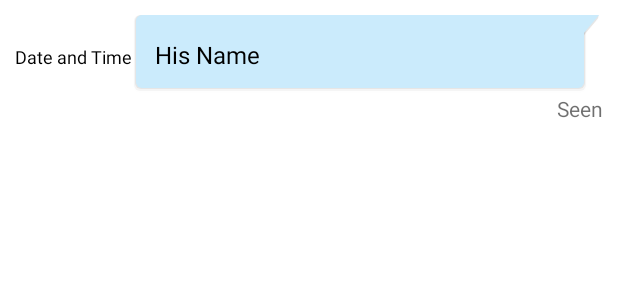
After one commit to naveenrathore50/Crew-Members, an Android app: the layout row_chat_right.xml on its own in the app's theme, with its tools: preview values and no code run, on a phone screen of 412 x 824 dp. The commit adds this screen. Shown: the top 300 px of the screen. Run offline under Robolectric (Android 15) with nearby library versions, the phone set to English and light mode, and no system bars.

Commit message:
Second Commit

```diff
--- /dev/null
+++ b/app/src/main/res/drawable/bg_sender.xml
@@ -0,0 +1,107 @@
+<?xml version="1.0" encoding="utf-8"?>
+<layer-list xmlns:android="http://schemas.android.com/apk/res/android">
+
+    <!--Shadow Layer-->
+
+    <item>
+        <rotate
+            android:fromDegrees="40"
+            android:pivotX="100%"
+            android:pivotY="0%"
+            android:toDegrees="0">
+            <shape android:shape="rectangle">
+                <corners android:radius="4dp" />
+                <padding
+                    android:bottom="1px"
+                    android:left="1px"
+                    android:right="1px" />
+                <solid android:color="#01000000" />
+            </shape>
+        </rotate>
+    </item>
+    <item android:right="10dp">
+        <shape android:shape="rectangle">
+            <corners android:radius="4dp" />
+            <padding
+                android:bottom="1px"
+                android:left="1px"
+                android:right="1px" />
+            <solid android:color="#01000000" />
+        </shape>
+    </item>
+
+    <!--===============-->
+
+    <item>
+        <rotate
+            android:fromDegrees="40"
+            android:pivotX="100%"
+            android:pivotY="0%"
+            android:toDegrees="0">
+            <shape android:shape="rectangle">
+                <corners android:radius="4dp" />
+                <padding android:bottom="1px" />
+                <solid android:color="#09000000" />
+            </shape>
+        </rotate>
+    </item>
+    <item android:right="10dp">
+        <shape android:shape="rectangle">
+            <corners android:radius="4dp" />
+            <padding android:bottom="1px" />
+            <solid android:color="#09000000" />
+        </shape>
+    </item>
+
+    <!--===============-->
+
+    <item>
+        <rotate
+            android:fromDegrees="40"
+            android:pivotX="100%"
+            android:pivotY="0%"
+            android:toDegrees="0">
+            <shape android:shape="rectangle">
+                <corners android:radius="4dp" />
+                <padding
+                    android:bottom="1px"
+                    android:left="1px"
+                    android:right="1px" />
+                <solid android:color="#10000000" />
+            </shape>
+        </rotate>
+    </item>
+    <item android:right="10dp">
+        <shape android:shape="rectangle">
+            <corners android:radius="4dp" />
+            <padding
+                android:bottom="1px"
+                android:left="1px"
+                android:right="1px" />
+            <solid android:color="#10000000" />
+        </shape>
+    </item>
+
+    <!--===============-->
+
+
+    <!--ForeGround-->
+
+    <item>
+        <rotate
+            android:fromDegrees="40"
+            android:pivotX="100%"
+            android:pivotY="0%"
+            android:toDegrees="0">
+            <shape android:shape="rectangle">
+                <solid android:color="#CBEBFC" />
+            </shape>
+        </rotate>
+    </item>
+    <item android:right="10dp">
+        <shape android:shape="rectangle">
+            <solid android:color="#CBEBFC" />
+            <corners android:radius="4dp" />
+        </shape>
+    </item>
+</layer-list>
--- /dev/null
+++ b/app/src/main/res/layout/row_chat_right.xml
@@ -0,0 +1,53 @@
+<?xml version="1.0" encoding="utf-8"?>
+<LinearLayout xmlns:android="http://schemas.android.com/apk/res/android"
+    android:layout_width="match_parent"
+    android:layout_height="wrap_content"
+    xmlns:app="http://schemas.android.com/apk/res-auto"
+    android:orientation="vertical"
+    android:padding="10dp">
+    <LinearLayout
+        android:layout_width="match_parent"
+        android:layout_height="wrap_content"
+        android:orientation="horizontal">
+        <de.hdodenhof.circleimageview.CircleImageView
+            android:layout_width="50dp"
+            android:layout_height="50dp"
+            app:civ_border_color="@null"
+            android:src="@drawable/ic_default_img"
+            android:id="@+id/ProfileIV_chat"
+            android:visibility="gone"
+            >
+        </de.hdodenhof.circleimageview.CircleImageView>
+        <TextView
+            android:id="@+id/timestampTV"
+            android:text="Date and Time"
+            android:textColor="@color/black"
+            android:layout_width="wrap_content"
+            android:layout_height="wrap_content"
+            android:textSize="12sp">
+        </TextView>
+        <TextView
+            android:layout_weight="1"
+            android:id="@+id/MessageTV"
+            android:layout_width="wrap_content"
+            android:layout_height="wrap_content"
+            android:text="His Name"
+            android:textSize="16sp"
+            android:textColor="@color/black"
+            android:background="@drawable/bg_sender"
+            android:padding="15dp"
+            >
+        </TextView>
+
+    </LinearLayout>
+    <TextView
+        android:id="@+id/isSeenTV"
+        android:layout_width="match_parent"
+        android:layout_height="wrap_content"
+        android:gravity="end"
+        android:textAlignment="textEnd"
+        android:text="Seen"
+        android:textColor="@color/common_google_signin_btn_text_light">
+    </TextView>
+
+</LinearLayout>
```
Also changed, not shown: app/src/main/java/com/example/firebaseapp/Adapters/AdapterChat.java (added, +112 -0 lines), app/src/main/java/com/example/firebaseapp/ChatActivity.java (+94 -25 lines), app/src/main/java/com/example/firebaseapp/Models/Modelchat.java (added, +68 -0 lines), app/src/main/res/drawable/bg_receiver.xml (added, +104 -0 lines), app/src/main/res/layout/row_chat_left.xml (added, +53 -0 lines).
